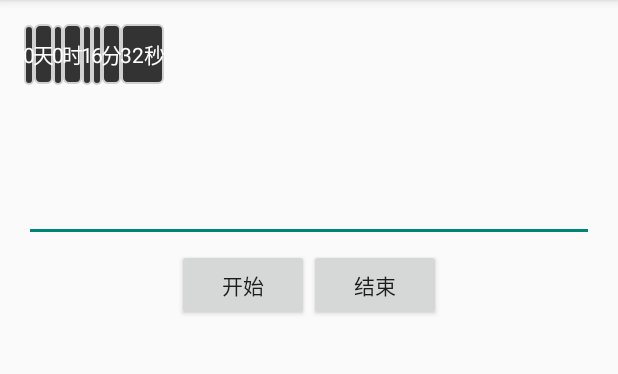
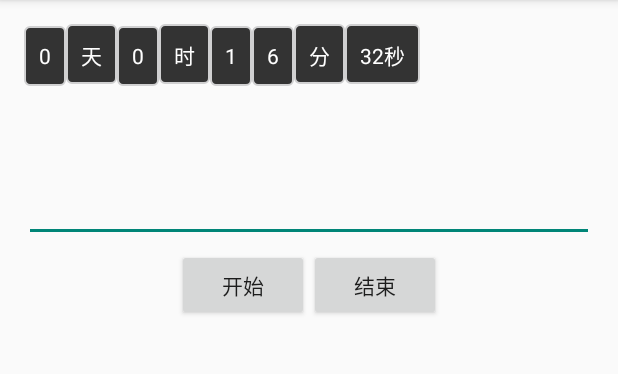
Before and after one commit to jimmybluesky/CountDownWidget, an Android app: the screen it shows after launch (MainActivity), on a phone screen of 412 x 824 dp, the part 84-458 px from its top. Run offline under Robolectric (Android 15) with nearby library versions, the phone set to English and light mode, and no system bars.

Commit message:
优化，重复利用view

```diff
--- a/app/src/main/java/com/sharyuke/countdownview/CountDownView.java
+++ b/app/src/main/java/com/sharyuke/countdownview/CountDownView.java
@@ -7,12 +7,13 @@ import android.os.Message;
 import android.text.TextUtils;
 import android.util.AttributeSet;
 import android.view.Gravity;
-import android.view.ViewGroup;
 import android.widget.ImageView;
 import android.widget.LinearLayout;
 import android.widget.TextView;
 import java.util.ArrayList;
 import java.util.Collections;
+import java.util.HashMap;
+import java.util.Map;
 
 /**
  * @author Created by yuke on 11/17/14.
@@ -20,10 +21,8 @@ import java.util.Collections;
  */
 public class CountDownView extends LinearLayout {
   private static final String TAG = "CountDownView";
-  private static final int DAY = 86400;
-  private static final int HOUR = 3600;
-  private static final int MINUTE = 60;
-  private static final int SECOND = 1000;
+
+  private Map<String, TextView> tvs;
 
   /**
    * 计时状态
@@ -31,6 +30,16 @@ public class CountDownView extends LinearLayout {
   private static final int STATUS_COUNTING = 0x001;
 
   private CountOver mCountOver;
+
+  public static int DAY_COUNT = 86400;
+  public static int HOUR_COUNT = 3600;
+  public static int MINUTE_COUNT = 60;
+  public static int SECOND_COUNT = 1;
+
+  /**
+   * 1秒
+   */
+  private final static int SECOND = 1000;
 
   private ArrayList<SplitModel> mSplitModels = new ArrayList<SplitModel>();
   private SplitModelComparator splitModelComparator;
@@ -51,7 +60,23 @@ public class CountDownView extends LinearLayout {
 
   private boolean isTextBackgroundDefault = true;
   private boolean isSplitBackgroundDefault = true;
-  private boolean ispPaddingDefault = true;
+  private boolean ispPaddingDefault = false;
+  private boolean isLeftPaddingDefault = true;
+  private boolean isTopPaddingDefault = true;
+  private boolean isRightPaddingDefault = true;
+  private boolean isBottomPaddingDefault = true;
+
+  /**
+   * 记录textView
+   */
+
+  private final static String FLAG_A = "A";
+  private final static String FLAG_B = "B";
+  private final static String FLAG_C = "C";
+  private final static String FLAG_D = "D";
+  private final static String FLAG_E = "E";
+  private final static String FLAG_F = "F";
+  private final static String FLAG_G = "G";
 
   /**
    * 构造函数　一般用于xml布局
@@ -60,6 +85,7 @@ public class CountDownView extends LinearLayout {
     super(context, attrs);
     splitModelComparator = new SplitModelComparator();
     mTimeHandler = new TimeHandler(this);
+    tvs = new HashMap<String, TextView>();
 
     final TypedArray typeArray = context.obtainStyledAttributes(attrs, R.styleable.MyText);
     final int N = typeArray.getIndexCount();
@@ -67,19 +93,23 @@ public class CountDownView extends LinearLayout {
       int attr = typeArray.getIndex(i);
       if (attr == R.styleable.MyText_charPadding) {
         padding = typeArray.getDimensionPixelSize(attr, -1);
-        ispPaddingDefault = false;
+        ispPaddingDefault = true;
       } else if (attr == R.styleable.MyText_charPaddingLeft) {
         leftPadding = typeArray.getDimensionPixelSize(attr, -1);
+        isLeftPaddingDefault = false;
       } else if (attr == R.styleable.MyText_charPaddingTop) {
         topPadding = typeArray.getDimensionPixelSize(attr, -1);
+        isTopPaddingDefault = false;
       } else if (attr == R.styleable.MyText_charPaddingRight) {
         rightPadding = typeArray.getDimensionPixelSize(attr, -1);
+        isRightPaddingDefault = false;
       } else if (attr == R.styleable.MyText_charPaddingButton) {
         bottomPadding = typeArray.getDimensionPixelSize(attr, -1);
+        isBottomPaddingDefault = false;
       } else if (attr == R.styleable.MyText_charWidth) {
-        width = typeArray.getLayoutDimension(R.styleable.MyText_charWidth, "char_width");
+        width = typeArray.getLayoutDimension(attr, "char_width");
       } else if (attr == R.styleable.MyText_charHeight) {
-        height = typeArray.getLayoutDimension(R.styleable.MyText_charHeight, "char_height");
+        height = typeArray.getLayoutDimension(attr, "char_height");
       } else if (attr == R.styleable.MyText_charBackground) {
         textBackground = typeArray.getResourceId(attr, -1);
         isTextBackgroundDefault = false;
@@ -93,16 +123,18 @@ public class CountDownView extends LinearLayout {
     typeArray.recycle();
   }
 
-  private TextView getTextView(SplitModel splitModel) {
-    TextView textView = new TextView(getContext());
-    //textView.setHeight(height);
-    //textView.setWidth(width);
+  private void setTextView(SplitModel splitModel, String name, String content) {
+    TextView textView = tvs.get(name);
+    if (textView == null) {
+      textView = new TextView(getContext());
+      tvs.put(name, textView);
       LayoutParams layoutParams = new LayoutParams(width, height);
       textView.setLayoutParams(layoutParams);
       textView.setGravity(gravity);
-    textView.setPadding(ispPaddingDefault ? padding : leftPadding,
-        ispPaddingDefault ? padding : topPadding, ispPaddingDefault ? padding : rightPadding,
-        ispPaddingDefault ? padding : bottomPadding);
+      textView.setPadding(isLeftPaddingDefault ? padding : leftPadding,
+          isTopPaddingDefault ? padding : topPadding,
+          isRightPaddingDefault ? padding : rightPadding,
+          isBottomPaddingDefault ? padding : bottomPadding);
       if (!isTextBackgroundDefault) {
         textView.setBackgroundResource(textBackground);
       }
@@ -115,7 +147,11 @@ public class CountDownView extends LinearLayout {
         textView.setTextColor(splitModel.getTextColor());
       }
 
-    return textView;
+      textView.setText(content);
+      addView(textView);
+    } else {
+      textView.setText(content);
+    }
   }
 
   private ImageView getImageView() {
@@ -127,13 +163,19 @@ public class CountDownView extends LinearLayout {
   }
 
   public CountDownView setNormalFormat() {
-    addSplitModel(new SplitModel.Builder().setSplitNum(86400).setSplitStr("天").build());
-    addSplitModel(
-        new SplitModel.Builder().setSplitNum(1).setSplitStr("秒").setIsFormat(true).build());
-    addSplitModel(
-        new SplitModel.Builder().setSplitNum(3600).setSplitStr("时").setIsFormat(true).build());
-    addSplitModel(
-        new SplitModel.Builder().setSplitNum(60).setSplitStr("分").setIsFormat(true).build());
+    addSplitModel(new SplitModel.Builder().setSplitNum(DAY_COUNT).setSplitStr("天").build());
+    addSplitModel(new SplitModel.Builder().setSplitNum(SECOND_COUNT)
+        .setSplitStr("秒")
+        .setIsFormat(true)
+        .build());
+    addSplitModel(new SplitModel.Builder().setSplitNum(HOUR_COUNT)
+        .setSplitStr("时")
+        .setIsFormat(true)
+        .build());
+    addSplitModel(new SplitModel.Builder().setSplitNum(MINUTE_COUNT)
+        .setSplitStr("分")
+        .setIsFormat(true)
+        .build());
     return this;
   }
 
@@ -263,7 +305,6 @@ public class CountDownView extends LinearLayout {
 
       int time = tv.getTime();
 
-      removeAllViews();
       for (int i = 0; i < mSplitModels.size(); i++) {
         StringBuilder timeStr = new StringBuilder();
         int splitNum = mSplitModels.get(i).getSplitNum();
@@ -273,17 +314,14 @@ public class CountDownView extends LinearLayout {
                   : mSplitModels.get(i).getSplitNum()), mSplitModels.get(i)));
 
           if (!mSplitModels.get(i).isFormat()) {
-            TextView textView = getTextView(mSplitModels.get(i));
-            TextView textViewStr = getTextView(mSplitModels.get(i));
 
             if (mSplitModels.get(i).isSplitStr()) {
-              textView.setText(timeStr.toString());
-              addView(textView);
-              textViewStr.setText(mSplitModels.get(i).getSplitStr());
-              addView(textViewStr);
+              setTextView(mSplitModels.get(i), FLAG_A + String.valueOf(i), timeStr.toString());
+              setTextView(mSplitModels.get(i), FLAG_B + String.valueOf(i),
+                  mSplitModels.get(i).getSplitStr());
             } else {
-              textView.setText(timeStr.append(mSplitModels.get(i).getSplitStr()).toString());
-              addView(textView);
+              setTextView(mSplitModels.get(i), FLAG_A + String.valueOf(i),
+                  timeStr.append(mSplitModels.get(i).getSplitStr()).toString());
             }
 
             if (mSplitModels.get(i).getSplitPic() != 0) {
@@ -292,45 +330,34 @@ public class CountDownView extends LinearLayout {
               addView(imageView);
             }
           } else {
-            drawSplit(timeStr.toString(), mSplitModels.get(i));
+            if (mSplitModels.get(i).isSplitText()) {
+              for (int j = 0; j < timeStr.length(); j++) {
+                setTextView(mSplitModels.get(i),
+                    FLAG_C + String.valueOf(i) + "-" + String.valueOf(j),
+                    String.valueOf(timeStr.charAt(j)));
+              }
+              setTextView(mSplitModels.get(i), FLAG_D + String.valueOf(i),
+                  mSplitModels.get(i).getSplitStr());
+            } else {
+              if (mSplitModels.get(i).isSplitStr()) {
+                setTextView(mSplitModels.get(i), FLAG_F + String.valueOf(i),
+                    mSplitModels.get(i).getSplitStr());
+                setTextView(mSplitModels.get(i), FLAG_E + String.valueOf(i), String.valueOf(time));
+              } else {
+                setTextView(mSplitModels.get(i), FLAG_E + String.valueOf(i),
+                    time + mSplitModels.get(i).getSplitStr());
+              }
+            }
+
+            if (mSplitModels.get(i).getSplitPic() != 0) {
+              ImageView imageView = new ImageView(getContext());
+              imageView.setImageResource(mSplitModels.get(i).getSplitPic());
+              addView(imageView);
+            }
           }
           time = time % splitNum;
         }
       }
-    }
-  }
-
-  private void drawSplit(String time, SplitModel splitModel) {
-    if (time == null) return;
-    if (splitModel.isSplitText()) {
-      for (int i = 0; i < time.length(); i++) {
-        TextView textView = getTextView(splitModel);
-        textView.setText(String.valueOf(time.charAt(i)));
-        addView(textView);
-      }
-      TextView textViewStr = getTextView(splitModel);
-      textViewStr.setText(splitModel.getSplitStr());
-      addView(textViewStr);
-    } else {
-      TextView textView = getTextView(splitModel);
-
-      if (splitModel.isSplitStr()) {
-        TextView textViewStr = getTextView(splitModel);
-
-        textView.setText(time);
-        textViewStr.setText(splitModel.getSplitStr());
-        addView(textView);
-        addView(textViewStr);
-      } else {
-        textView.setText(time + splitModel.getSplitStr());
-        addView(textView);
-      }
-    }
-
-    if (splitModel.getSplitPic() != 0) {
-      ImageView imageView = new ImageView(getContext());
-      imageView.setImageResource(splitModel.getSplitPic());
-      addView(imageView);
     }
   }
 
--- a/countdowndemo/src/main/res/layout/activity_main.xml
+++ b/countdowndemo/src/main/res/layout/activity_main.xml
@@ -14,6 +14,7 @@
       sharyuke:charBackground="@drawable/count_down_time_bg"
       sharyuke:charWidth="wrap_content"
       sharyuke:charHeight="40dp"
+      sharyuke:charPadding="10dp"
       sharyuke:textGravity="center"
       android:layout_width="match_parent"
       android:layout_height="48dip"
```
Lines whose indentation alone changed are shown as unchanged.
